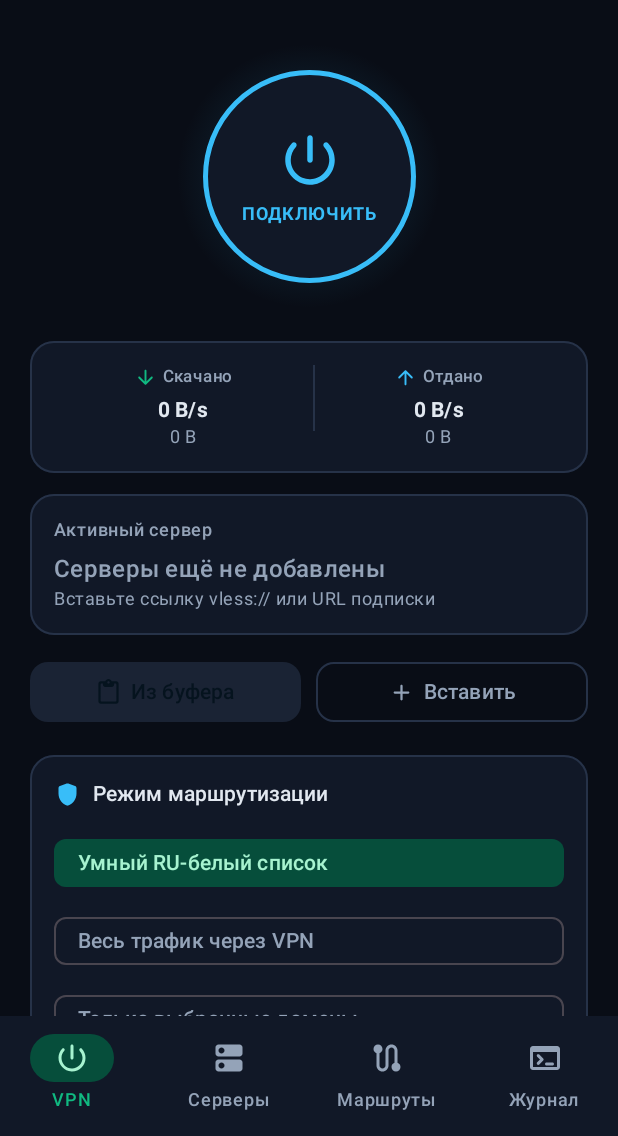
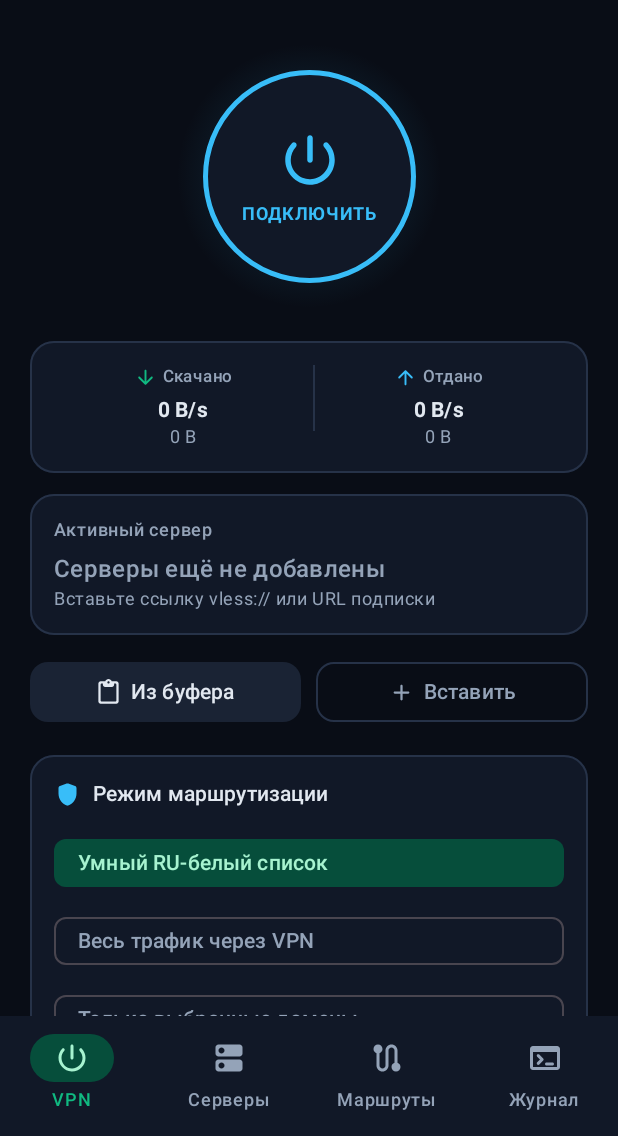
Before and after one commit to ZxcMooreZxc/netveil, an Android app built with Jetpack Compose: the screen it shows after launch (MainActivity), on a phone screen of 412 x 824 dp, the part 100-1236 px from its top. Run offline under Robolectric (Android 15) with nearby library versions, the phone set to English and light mode, and no system bars; network calls fail; pictures from the network do not load.

Commit message:
fix: copy geoip.dat and geosite.dat to filesDir and fix clipboard button contrast

```diff
--- a/app/build.gradle.kts
+++ b/app/build.gradle.kts
@@ -11,8 +11,8 @@ android {
     applicationId = "com.netveil.app"
     minSdk = 26
     targetSdk = 35
-    versionCode = 1
-    versionName = "0.1.0"
+    versionCode = 2
+    versionName = "0.1.1"
   }
 
   buildTypes {
--- a/app/src/main/kotlin/com/netveil/app/NetVeilApp.kt
+++ b/app/src/main/kotlin/com/netveil/app/NetVeilApp.kt
@@ -3,6 +3,7 @@ package com.netveil.app
 import android.app.Application
 import com.netveil.app.core.AppLogger
 import libv2ray.Libv2ray
+import java.io.File
 import java.security.SecureRandom
 import java.util.Base64
 
@@ -11,6 +12,7 @@ class NetVeilApp : Application() {
   override fun onCreate() {
     super.onCreate()
     try {
+      ensureGeoAssets()
       val randomBytes = ByteArray(32).also { SecureRandom().nextBytes(it) }
       val xudpKey = Base64.getUrlEncoder().withoutPadding().encodeToString(randomBytes)
       Libv2ray.initCoreEnv(filesDir.absolutePath, xudpKey)
@@ -19,4 +21,17 @@ class NetVeilApp : Application() {
       AppLogger.error("Ошибка инициализации ядра: ${e.message}")
     }
   }
+
+  private fun ensureGeoAssets() {
+    listOf("geoip.dat", "geosite.dat").forEach { name ->
+      val outFile = File(filesDir, name)
+      if (!outFile.exists() || outFile.length() == 0L) {
+        assets.open(name).use { input ->
+          outFile.outputStream().use { output ->
+            input.copyTo(output)
+          }
+        }
+      }
+    }
+  }
 }
--- a/app/src/main/kotlin/com/netveil/app/ui/HomeScreen.kt
+++ b/app/src/main/kotlin/com/netveil/app/ui/HomeScreen.kt
@@ -309,7 +309,10 @@ fun HomeScreen(
       Button(
         onClick = onPasteFromClipboard,
         modifier = Modifier.weight(1f),
-        colors = ButtonDefaults.buttonColors(containerColor = VeilSurfaceHigh),
+        colors = ButtonDefaults.buttonColors(
+          containerColor = VeilSurfaceHigh,
+          contentColor = com.netveil.app.ui.theme.VeilText
+        ),
         shape = RoundedCornerShape(12.dp)
       ) {
         Icon(Icons.Rounded.ContentPaste, null, modifier = Modifier.size(18.dp))
```
